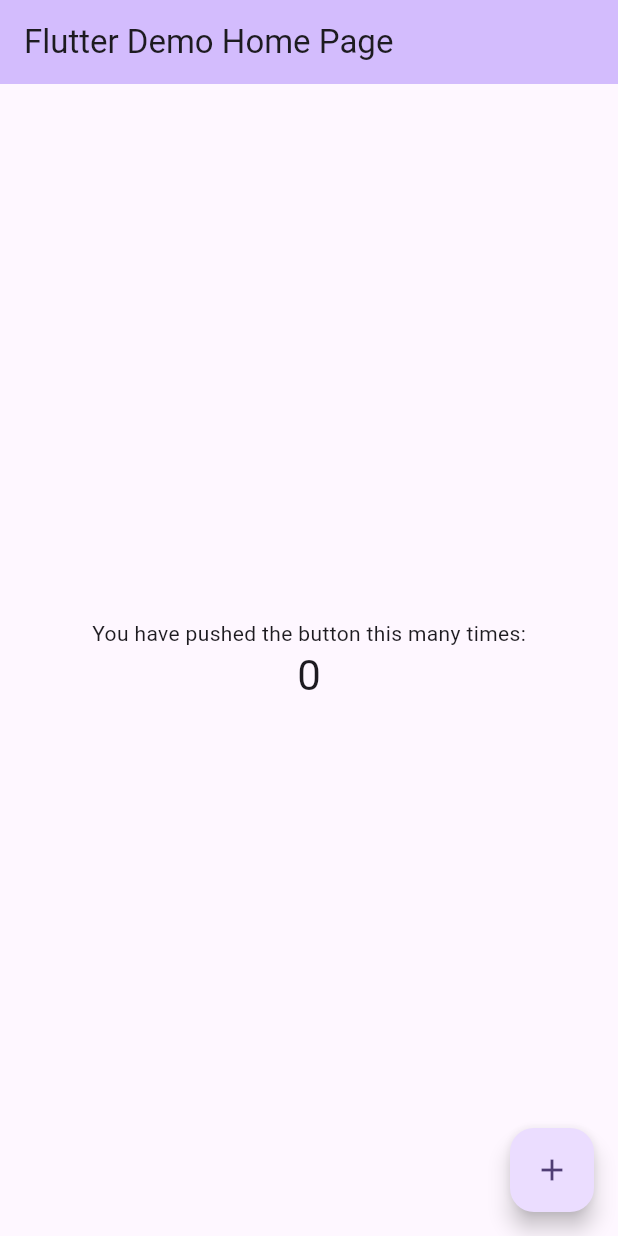
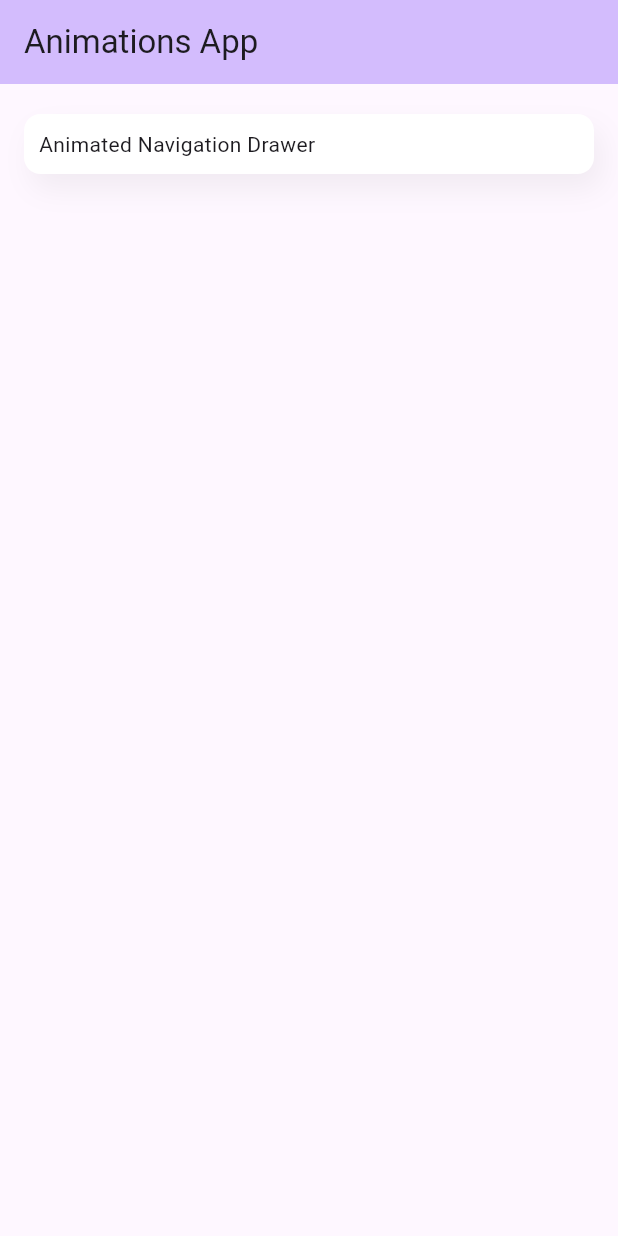
Before and after one commit to MohamedMohamedSaleh/Animations, a Flutter app: the screen it shows after launch, on a phone screen of 412 x 824 dp. Run offline on Flutter 3.47's test engine with Material 3 defaults, Android fonts, the phone set to English and light mode, and no system bars.

Commit message:
add Animated Navigation Drawer

```diff
--- /dev/null
+++ b/lib/home/home_page.dart
@@ -0,0 +1,73 @@
+import 'package:animations/core/helper_methods.dart';
+import 'package:animations/home/screens/animated_navigation_drawer.dart';
+import 'package:flutter/material.dart';
+
+class MyHomePage extends StatefulWidget {
+  const MyHomePage({super.key});
+
+  @override
+  State<MyHomePage> createState() => _MyHomePageState();
+}
+
+class _MyHomePageState extends State<MyHomePage> {
+  @override
+  Widget build(BuildContext context) {
+    return Scaffold(
+      appBar: AppBar(
+        backgroundColor: Theme.of(context).colorScheme.inversePrimary,
+        title: const Text("Animations App"),
+      ),
+      body: SingleChildScrollView(
+        child: Column(
+          children: <Widget>[
+            const SizedBox(
+              height: 20,
+            ),
+            AnimationWidget(
+              title: "Animated Navigation Drawer",
+              onTap: () =>
+                  navigateTo(context, toPage: const AnimatedNavigationDrawer()),
+            ),
+            const SizedBox(
+              height: 20,
+            ),
+          ],
+        ),
+      ),
+    );
+  }
+}
+
+class AnimationWidget extends StatelessWidget {
+  const AnimationWidget({super.key, required this.title, required this.onTap});
+  final String title;
+  final void Function() onTap;
+  @override
+  Widget build(BuildContext context) {
+    return GestureDetector(
+      onTap: onTap,
+      child: Padding(
+        padding: const EdgeInsets.symmetric(horizontal: 16.0),
+        child: Container(
+          width: double.infinity,
+          decoration: BoxDecoration(
+              borderRadius: BorderRadius.circular(11),
+              color: Colors.white,
+              boxShadow: [
+                BoxShadow(
+                    color: Colors.black.withOpacity(0.05),
+                    blurRadius: 16,
+                    offset: const Offset(5, 10))
+              ]),
+          child: Padding(
+            padding: const EdgeInsets.all(10.0),
+            child: Text(
+              title,
+              style: Theme.of(context).textTheme.bodyMedium,
+            ),
+          ),
+        ),
+      ),
+    );
+  }
+}
--- a/lib/main.dart
+++ b/lib/main.dart
@@ -1,3 +1,4 @@
+import 'package:animations/home/home_page.dart';
 import 'package:flutter/material.dart';
 
 void main() {
@@ -10,60 +11,13 @@ class MyApp extends StatelessWidget {
   @override
   Widget build(BuildContext context) {
     return MaterialApp(
+      debugShowCheckedModeBanner: false,
       title: 'Flutter Demo',
       theme: ThemeData(
         colorScheme: ColorScheme.fromSeed(seedColor: Colors.deepPurple),
         useMaterial3: true,
       ),
-      home: const MyHomePage(title: 'Flutter Demo Home Page'),
+      home: const MyHomePage(),
     );
   }
 }
-
-class MyHomePage extends StatefulWidget {
-  const MyHomePage({super.key, required this.title});
-
-  final String title;
-
-  @override
-  State<MyHomePage> createState() => _MyHomePageState();
-}
-
-class _MyHomePageState extends State<MyHomePage> {
-  int _counter = 0;
-
-  void _incrementCounter() {
-    setState(() {
-      _counter++;
-    });
-  }
-
-  @override
-  Widget build(BuildContext context) {
-    return Scaffold(
-      appBar: AppBar(
-        backgroundColor: Theme.of(context).colorScheme.inversePrimary,
-        title: Text(widget.title),
-      ),
-      body: Center(
-        child: Column(
-          mainAxisAlignment: MainAxisAlignment.center,
-          children: <Widget>[
-            const Text(
-              'You have pushed the button this many times:',
-            ),
-            Text(
-              '$_counter',
-              style: Theme.of(context).textTheme.headlineMedium,
-            ),
-          ],
-        ),
-      ),
-      floatingActionButton: FloatingActionButton(
-        onPressed: _incrementCounter,
-        tooltip: 'Increment',
-        child: const Icon(Icons.add),
-      ),
-    );
-  }
-}
```
Also changed, not shown: lib/core/helper_methods.dart (added, +11 -0 lines), lib/home/screens/animated_navigation_drawer.dart (added, +250 -0 lines), 1 other file.
